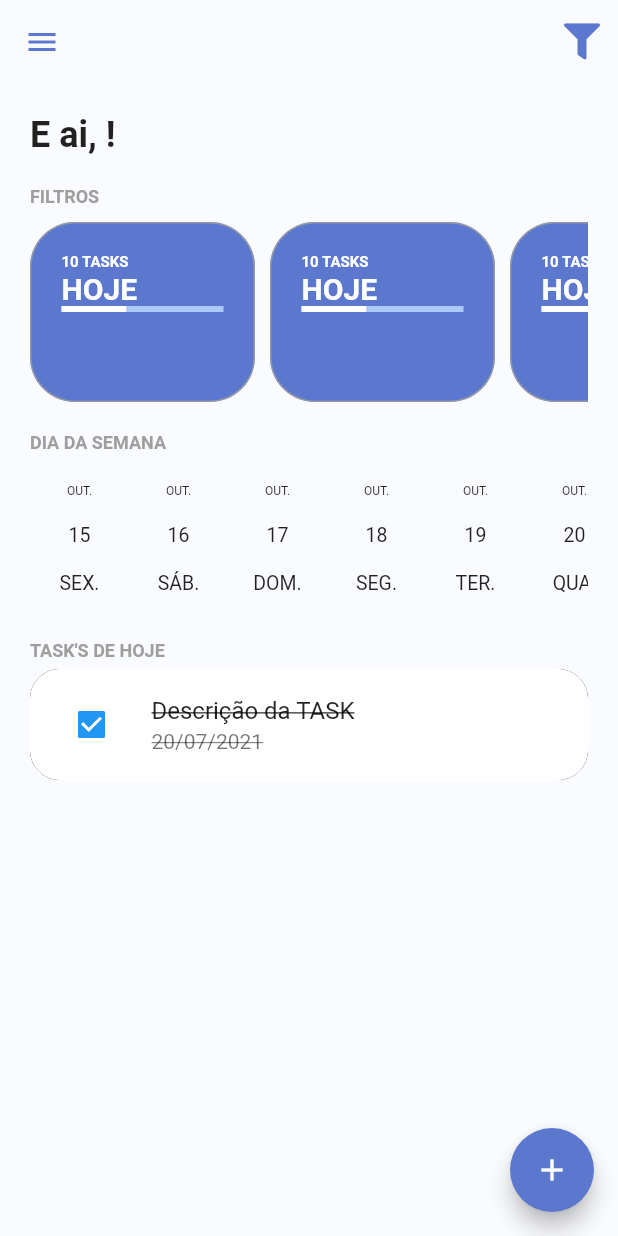
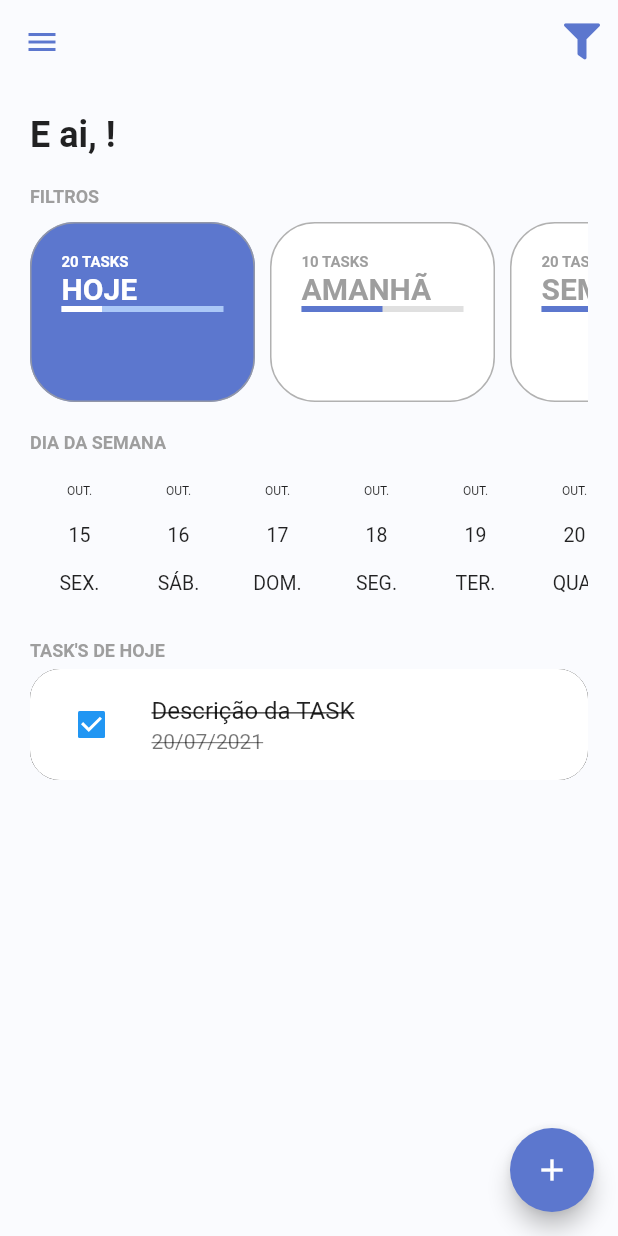
Before and after one commit to guilhermemanhani/todo_list_provider, a Flutter app: the screen it shows once a user with an empty profile is signed in, on a phone screen of 412 x 824 dp. Run offline on Flutter 3.47's test engine with Material 2 defaults, Android fonts, the phone set to English and light mode, and no system bars; drawn by our look-alikes of date_picker_timeline; our stand-ins replace firebase_auth, firebase_core, flutter_signin_button, google_fonts, google_sign_in, sqflite and 2 more; missing offline and left inert: flutter_overlay_loader, validatorless; accounts and stored records are empty; network calls fail; Roboto replaces fonts that are missing (Mandali).

```diff
--- /dev/null
+++ b/lib/app/models/task_filter_enum.dart
@@ -0,0 +1,5 @@
+enum TaskFilterEnum {
+  today,
+  tomorrow,
+  week,
+}
--- /dev/null
+++ b/lib/app/models/task_model.dart
@@ -0,0 +1,12 @@
+class TaskModel {
+  final int id;
+  final String description;
+  final DateTime dateTime;
+  final bool finished;
+  TaskModel({
+    required this.id,
+    required this.description,
+    required this.dateTime,
+    required this.finished,
+  });
+}
--- /dev/null
+++ b/lib/app/models/total_tasks_model.dart
@@ -0,0 +1,8 @@
+class TotalTasksModel {
+  final int totalTasks;
+  final int totalTasksFinish;
+  TotalTasksModel({
+    required this.totalTasks,
+    required this.totalTasksFinish,
+  });
+}
--- /dev/null
+++ b/lib/app/modules/home/home_controller.dart
@@ -0,0 +1,6 @@
+import 'package:flutter_todolist_provider/app/core/notifier/default_change_notifier.dart';
+import 'package:flutter_todolist_provider/app/models/task_filter_enum.dart';
+
+class HomeController extends DefaultChangeNotifier {
+  var filterSelected = TaskFilterEnum.today;
+}
--- a/lib/app/modules/home/home_module.dart
+++ b/lib/app/modules/home/home_module.dart
@@ -1,11 +1,16 @@
 import 'package:flutter_todolist_provider/app/core/modules/todo_list_module.dart';
+import 'package:flutter_todolist_provider/app/modules/home/home_controller.dart';
 import 'package:flutter_todolist_provider/app/modules/home/home_page.dart';
-import 'package:path/path.dart';
+import 'package:provider/provider.dart';
 
 class HomeModule extends TodoListModule {
   HomeModule()
       : super(
-          // bindings: null,
+          bindings: [
+            ChangeNotifierProvider(
+              create: (context) => HomeController(),
+            ),
+          ],
           routers: {
             '/home': (context) => HomePage(),
           },
--- a/lib/app/modules/home/widgets/home_filters.dart
+++ b/lib/app/modules/home/widgets/home_filters.dart
@@ -1,15 +1,14 @@
 import 'package:flutter/material.dart';
 import 'package:flutter_todolist_provider/app/core/ui/theme_extensions.dart';
+import 'package:flutter_todolist_provider/app/models/task_filter_enum.dart';
+import 'package:flutter_todolist_provider/app/models/total_tasks_model.dart';
+import 'package:flutter_todolist_provider/app/modules/home/home_controller.dart';
 import 'package:flutter_todolist_provider/app/modules/home/widgets/todo_card_filter.dart';
+import 'package:provider/provider.dart';
 
-class HomeFilters extends StatefulWidget {
+class HomeFilters extends StatelessWidget {
   const HomeFilters({Key? key}) : super(key: key);
 
-  @override
-  State<HomeFilters> createState() => _HomeFiltersState();
-}
-
-class _HomeFiltersState extends State<HomeFilters> {
   @override
   Widget build(BuildContext context) {
     return Column(
@@ -26,11 +25,33 @@ class _HomeFiltersState extends State<HomeFilters> {
           scrollDirection: Axis.horizontal,
           child: Row(
             children: [
-              TodoCardFilter(),
-              TodoCardFilter(),
-              TodoCardFilter(),
-              TodoCardFilter(),
-              TodoCardFilter(),
+              TodoCardFilter(
+                label: 'HOJE',
+                taskFilter: TaskFilterEnum.today,
+                totalTasksModel:
+                    TotalTasksModel(totalTasks: 20, totalTasksFinish: 5),
+                selected: context.select<HomeController, TaskFilterEnum>(
+                        (value) => value.filterSelected) ==
+                    TaskFilterEnum.today,
+              ),
+              TodoCardFilter(
+                label: 'AMANHÃ',
+                taskFilter: TaskFilterEnum.tomorrow,
+                totalTasksModel:
+                    TotalTasksModel(totalTasks: 10, totalTasksFinish: 5),
+                selected: context.select<HomeController, TaskFilterEnum>(
+                        (value) => value.filterSelected) ==
+                    TaskFilterEnum.tomorrow,
+              ),
+              TodoCardFilter(
+                label: 'SEMANA',
+                taskFilter: TaskFilterEnum.week,
+                totalTasksModel:
+                    TotalTasksModel(totalTasks: 20, totalTasksFinish: 20),
+                selected: context.select<HomeController, TaskFilterEnum>(
+                        (value) => value.filterSelected) ==
+                    TaskFilterEnum.week,
+              ),
             ],
           ),
         ),
--- a/lib/app/modules/home/widgets/todo_card_filter.dart
+++ b/lib/app/modules/home/widgets/todo_card_filter.dart
@@ -1,14 +1,32 @@
 import 'package:flutter/material.dart';
 import 'package:flutter_todolist_provider/app/core/ui/theme_extensions.dart';
+import 'package:flutter_todolist_provider/app/models/task_filter_enum.dart';
+import 'package:flutter_todolist_provider/app/models/total_tasks_model.dart';
 
-class TodoCardFilter extends StatefulWidget {
-  const TodoCardFilter({Key? key}) : super(key: key);
+class TodoCardFilter extends StatelessWidget {
+  final String label;
+  final TaskFilterEnum taskFilter;
+  final TotalTasksModel totalTasksModel;
+  final bool selected;
 
-  @override
-  State<TodoCardFilter> createState() => _TodoCardFilterState();
-}
+  const TodoCardFilter({
+    Key? key,
+    required this.label,
+    required this.taskFilter,
+    required this.totalTasksModel,
+    required this.selected,
+  }) : super(key: key);
 
-class _TodoCardFilterState extends State<TodoCardFilter> {
+  double _getPercentFinish() {
+    final total = totalTasksModel.totalTasks;
+    final totalFinish = totalTasksModel.totalTasksFinish;
+    if (total == 0) {
+      return 0.0;
+    }
+    final percent = (totalFinish * 100) / total;
+    return percent / 100;
+  }
+
   @override
   Widget build(BuildContext context) {
     return Container(
@@ -19,7 +37,7 @@ class _TodoCardFilterState extends State<TodoCardFilter> {
       margin: const EdgeInsets.only(right: 10),
       padding: const EdgeInsets.all(20),
       decoration: BoxDecoration(
-        color: context.primaryColor,
+        color: selected ? context.primaryColor : Colors.white,
         border: Border.all(
           width: 1,
           color: Colors.grey.withOpacity(.8),
@@ -29,31 +47,37 @@ class _TodoCardFilterState extends State<TodoCardFilter> {
       child: Column(
         crossAxisAlignment: CrossAxisAlignment.start,
         children: [
-          //   const SizedBox(
-          //     height: 21,
-          //     width: 21,
-          //     child: Cir,
-          //   ),
           Text(
-            '10 TASKS',
+            '${totalTasksModel.totalTasks} TASKS',
             style: context.titleStyle.copyWith(
               fontSize: 10,
-              color: Colors.white,
+              color: selected ? Colors.white : Colors.grey,
             ),
           ),
-          const Text(
-            'HOJE',
+          Text(
+            label,
             style: TextStyle(
               fontSize: 20,
               fontWeight: FontWeight.bold,
-              color: Colors.white,
+              color: selected ? Colors.white : Colors.grey,
             ),
           ),
-          LinearProgressIndicator(
-            backgroundColor: context.primaryColorLight,
-            value: 0.4,
-            valueColor: const AlwaysStoppedAnimation<Color>(Colors.white),
-          )
+          TweenAnimationBuilder<double>(
+            tween: Tween(
+              begin: 0.0,
+              end: _getPercentFinish(),
+            ),
+            duration: const Duration(seconds: 1),
+            builder: (context, value, child) {
+              return LinearProgressIndicator(
+                backgroundColor:
+                    selected ? context.primaryColorLight : Colors.grey.shade300,
+                value: value,
+                valueColor: AlwaysStoppedAnimation<Color>(
+                    selected ? Colors.white : context.primaryColor),
+              );
+            },
+          ),
         ],
       ),
     );
--- a/lib/app/repositories/tasks/tasks_repository.dart
+++ b/lib/app/repositories/tasks/tasks_repository.dart
@@ -1,3 +1,6 @@
+import 'package:flutter_todolist_provider/app/models/task_model.dart';
+
 abstract class TasksRepository {
   Future<void> save(DateTime date, String description);
+  Future<List<TaskModel>> findByPeriod(DateTime start, DateTime end);
 }
--- a/lib/app/repositories/tasks/tasks_repository_impl.dart
+++ b/lib/app/repositories/tasks/tasks_repository_impl.dart
@@ -1,4 +1,5 @@
 import 'package:flutter_todolist_provider/app/core/database/sqlite_connection_factory.dart';
+import 'package:flutter_todolist_provider/app/models/task_model.dart';
 import 'package:flutter_todolist_provider/app/repositories/tasks/tasks_repository.dart';
 
 class TasksRepositoryImpl implements TasksRepository {
@@ -21,4 +22,10 @@ class TasksRepositoryImpl implements TasksRepository {
       },
     );
   }
+
+  @override
+  Future<List<TaskModel>> findByPeriod(DateTime start, DateTime end) {
+    final startFilter = DateTime(start.year, start.month, start.day, 0, 0, 0);
+    final endFilter = DateTime(start.year, start.month, start.day, 23, 59, 59);
+  }
 }
```
